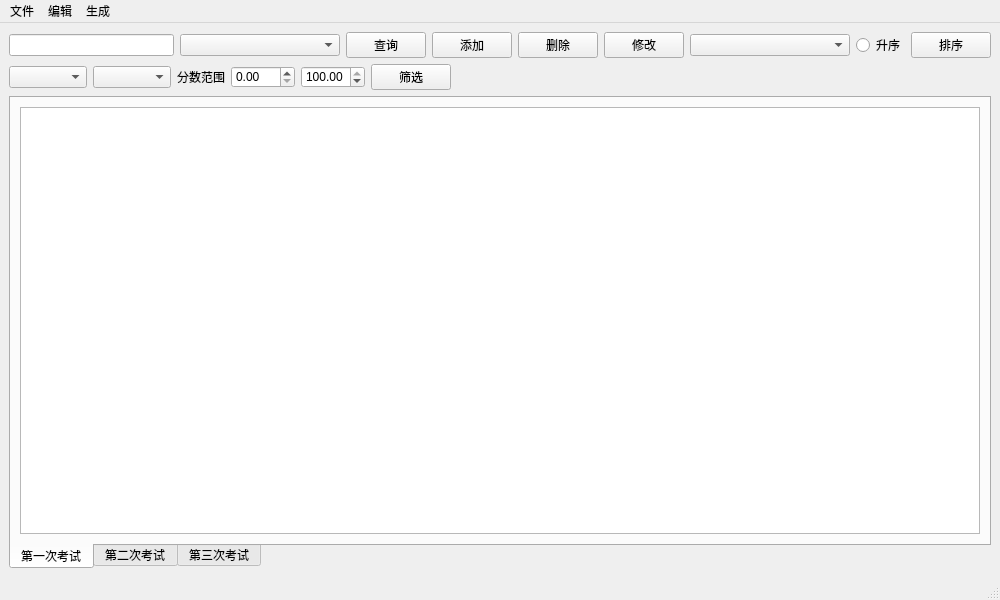
Above: mainwindow.ui from TheWeakest34/StudentManageSystem before the change. Below: the same form after it.
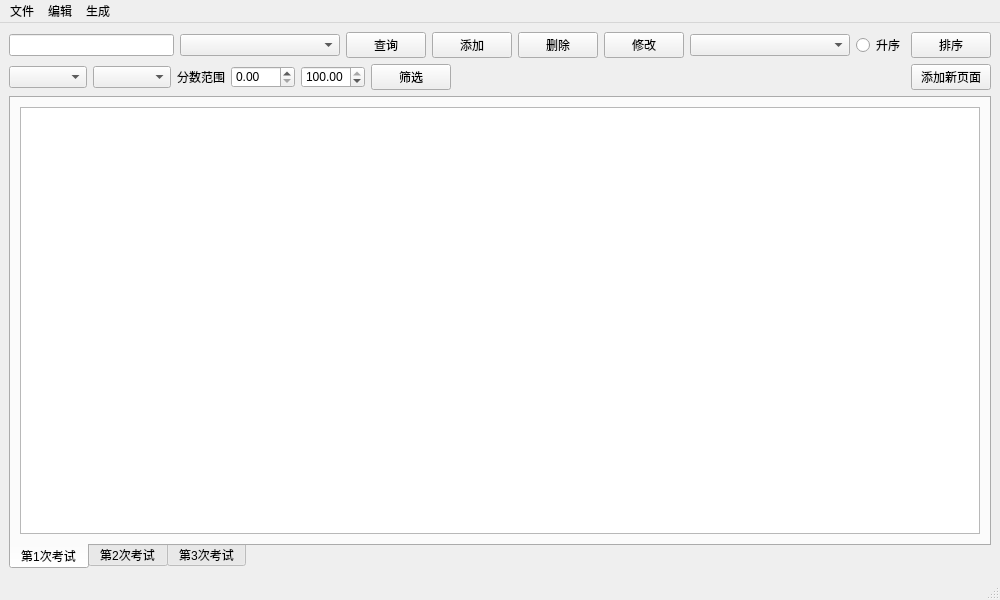
That is the form after the change.

Commit message: 新增了添加新页面的功能，为后续导入excel做准备

Diff of the .ui file:
```diff
--- a/mainwindow.ui
+++ b/mainwindow.ui
@@ -325,6 +325,13 @@
         </property>
        </spacer>
       </item>
+      <item>
+       <widget class="QPushButton" name="addNewTab">
+        <property name="text">
+         <string>添加新页面</string>
+        </property>
+       </widget>
+      </item>
      </layout>
     </item>
     <item row="2" column="0">
@@ -337,7 +344,7 @@
       </property>
       <widget class="QWidget" name="tab1">
        <attribute name="title">
-        <string>第一次考试</string>
+        <string>第1次考试</string>
        </attribute>
        <layout class="QGridLayout" name="gridLayout_2">
         <item row="0" column="0">
@@ -347,7 +354,7 @@
       </widget>
       <widget class="QWidget" name="tab2">
        <attribute name="title">
-        <string>第二次考试</string>
+        <string>第2次考试</string>
        </attribute>
        <layout class="QGridLayout" name="gridLayout_3">
         <item row="0" column="0">
@@ -357,7 +364,7 @@
       </widget>
       <widget class="QWidget" name="tab3">
        <attribute name="title">
-        <string>第三次考试</string>
+        <string>第3次考试</string>
        </attribute>
        <layout class="QGridLayout" name="gridLayout_4">
         <item row="0" column="0">
```
The commit also changes 7 other files.
